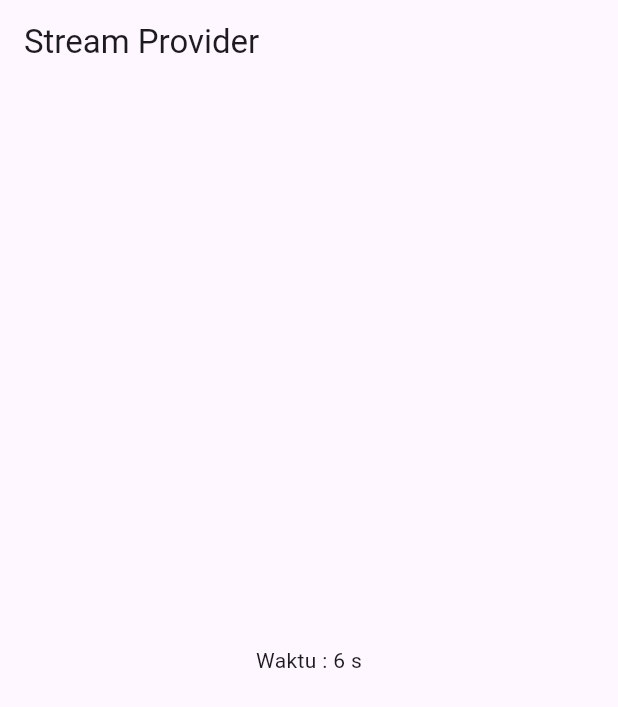
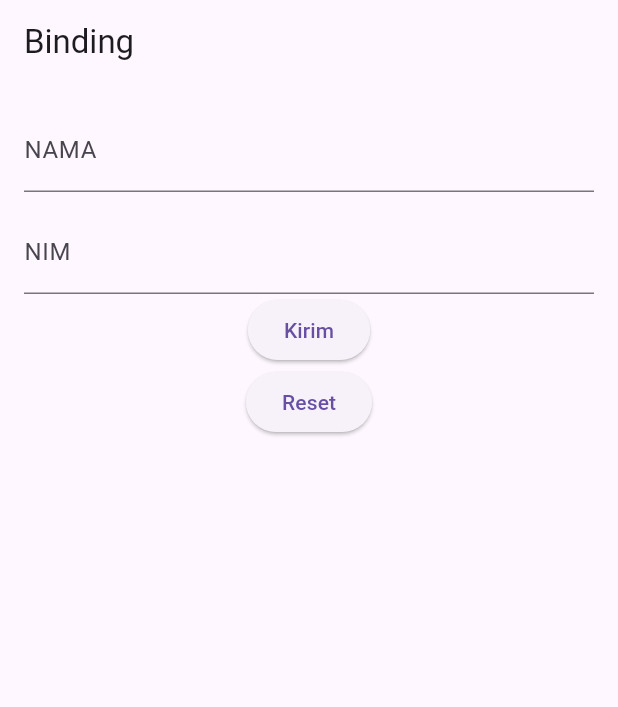
Before and after one commit to rizkyadde23/belajar_flutter, a Flutter app: the screen it shows after launch, on a phone screen of 412 x 824 dp. Shown: the top 707 px of the screen. Run offline on Flutter 3.47's test engine with Material 3 defaults, Android fonts, the phone set to English and light mode, and no system bars; our stand-ins replace get.

Commit message:
Getx Binding App

```diff
--- a/lib/main.dart
+++ b/lib/main.dart
@@ -1,24 +1,15 @@
+import 'package:belajar/pages/home.dart';
+import 'package:belajar/pages/home_binding.dart';
 import 'package:flutter/material.dart';
-import 'package:flutter_riverpod/flutter_riverpod.dart';
-import 'pages/stream_provider.dart';
+import 'package:get/get.dart';
 
-final timeProvider = StreamProvider<int>((ref){
-  return Stream.periodic(Duration(seconds: 1),(count) => count);
-})
-;
+
 void main() {
   runApp(
-    ProviderScope(child: MyApp())
+    GetMaterialApp(
+      initialBinding: HomeBinding(),
+      debugShowCheckedModeBanner: false,
+      home: HomePage(),
+    )
   );
 }
-
-class MyApp extends StatelessWidget {
-  @override
-  Widget build(BuildContext context) {
-    return MaterialApp(
-      title: "StateFull Widget",
-      debugShowCheckedModeBanner: false,
-      home: StreamProviderPage(),
-    );
-  }
-}
--- /dev/null
+++ b/lib/pages/home.dart
@@ -0,0 +1,38 @@
+import 'package:belajar/pages/user_controller.dart';
+import 'package:flutter/material.dart';
+import 'package:get/get.dart';
+
+class HomePage extends StatelessWidget{
+  const HomePage ({super.key});
+
+  @override
+  Widget build(BuildContext context) {
+    final controller = Get.find<Controller>();
+    return Scaffold(
+      appBar: AppBar(title: Text("Binding"),),
+      body: Padding(padding: EdgeInsets.all(16),
+      child: Column(
+        children: [
+            TextField(
+            controller: controller.namaController,
+            decoration: InputDecoration(label: Text("NAMA")),
+          ),
+          const SizedBox(height: 12,),
+            TextField(
+            controller: controller.nimController,
+            decoration: InputDecoration(label: Text("NIM")),
+          ),
+          ElevatedButton(onPressed: (){
+            controller.kirim();
+          }, child: Text("Kirim")),
+          ElevatedButton(onPressed: (){
+            controller.reset();
+          }, child: Text("Reset"))
+        ],
+      ),
+      )
+    );
+
+  }
+
+}
--- a/lib/pages/stream_provider.dart
+++ /dev/null
@@ -1,20 +0,0 @@
-import 'package:belajar/main.dart';
-import 'package:flutter/material.dart';
-import 'package:flutter_riverpod/flutter_riverpod.dart';
-
-class StreamProviderPage extends ConsumerWidget{
-  const StreamProviderPage ({super.key});
-  @override
-  Widget build(BuildContext context, WidgetRef ref) {
-    final waktu = ref.watch(timeProvider);
-    return Scaffold(
-      appBar: AppBar(title: Text("Stream Provider"),),
-      body: Center(
-        child: waktu.when(
-          data: (data)=> Text("Waktu : $data s"),
-          error: (err, _) => Text("Error : $err"),
-          loading: ()=> CircularProgressIndicator()),
-      ),
-    );
-  }
-}
--- /dev/null
+++ b/lib/pages/user_controller.dart
@@ -0,0 +1,43 @@
+import 'package:flutter/cupertino.dart';
+import 'package:get/get.dart';
+
+class Controller extends GetxController {
+  final namaController = TextEditingController();
+  final nimController = TextEditingController();
+  var nama = ''.obs;
+  var nim = ''.obs;
+
+  @override
+  void onInit() {
+    super.onInit();
+    namaController.addListener((){
+      nama.value = namaController.text;
+    });
+    nimController.addListener((){
+      nim.value = nimController.text;
+    });
+  }
+
+  void kirim(){
+    if (nama.value.isNotEmpty && nim.value.isNotEmpty) {
+      Get.snackbar("input", "Nama : ${namaController.text} (${nimController.text})");
+      namaController.clear();
+      nimController.clear();
+    }
+  }
+
+  void reset(){
+    nama.value ='';
+    nim.value ='';
+    namaController.clear();
+    nimController.clear();
+  }
+
+  @override
+  void onClose() {
+    namaController.dispose();
+    nimController.dispose();
+    super.onClose();
+  }
+
+}
--- a/pubspec.yaml
+++ b/pubspec.yaml
@@ -13,6 +13,7 @@ dependencies:
   http: ^1.4.0
   provider: ^6.1.5
   flutter_riverpod: ^2.6.1
+  get: ^4.7.2
 
 dev_dependencies:
   flutter_test:
```
Also changed, not shown: lib/pages/home_binding.dart (added, +9 -0 lines), pubspec.lock.
